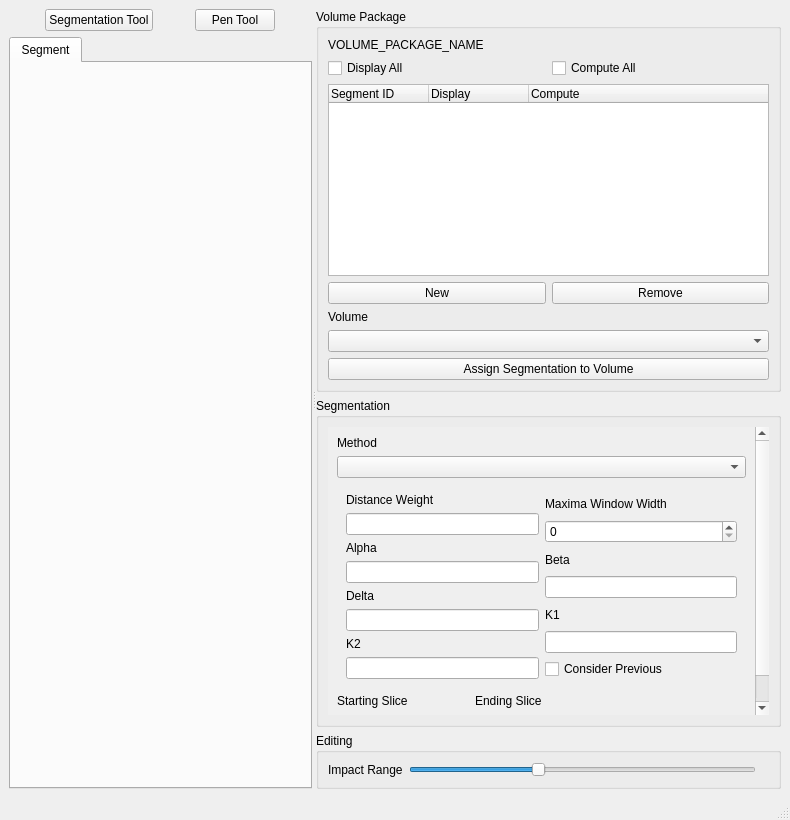
First picture: the form in volume-cartographer/apps/VC/VCMain.ui, repository SuperOptimizer/villa, before the edit.
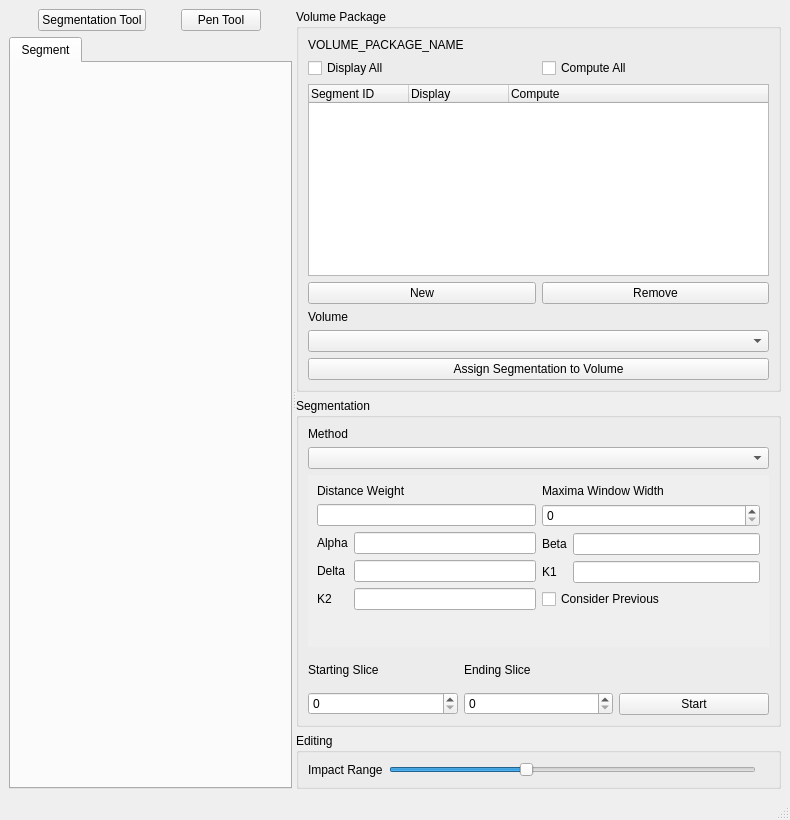
Second picture: the form after the edit.

Patch:
```diff
--- a/volume-cartographer/apps/VC/VCMain.ui
+++ b/volume-cartographer/apps/VC/VCMain.ui
@@ -32,10 +32,10 @@
       <property name="orientation">
        <enum>Qt::Horizontal</enum>
       </property>
-      <widget class="QWidget" name="layoutWidget">
+      <widget class="QWidget" name="layoutWidget_1">
        <layout class="QVBoxLayout" name="verticalLayout">
         <item>
-         <layout class="QHBoxLayout" name="horizontalLayout_2">
+         <layout class="QHBoxLayout" name="horizontalLayout_1">
           <item>
            <widget class="QPushButton" name="btnSegTool">
             <property name="sizePolicy">
@@ -100,7 +100,7 @@
         </item>
        </layout>
       </widget>
-      <widget class="QWidget" name="layoutWidget">
+      <widget class="QWidget" name="layoutWidget_2">
        <layout class="QVBoxLayout" name="verticalLayout_2">
         <item>
          <widget class="QGroupBox" name="grpVolManager">
@@ -232,8 +232,27 @@
            <bool>false</bool>
           </property>
           <layout class="QVBoxLayout" name="verticalLayout_4">
+           <property name="leftMargin">
+            <number>9</number>
+           </property>
+           <item>
+            <widget class="QLabel" name="segMethodLabel">
+             <property name="text">
+              <string>Method</string>
+             </property>
+            </widget>
+           </item>
+           <item>
+            <widget class="QComboBox" name="cmbSegMethods"/>
+           </item>
            <item>
             <widget class="QScrollArea" name="scrollArea">
+             <property name="sizePolicy">
+              <sizepolicy hsizetype="MinimumExpanding" vsizetype="MinimumExpanding">
+               <horstretch>0</horstretch>
+               <verstretch>0</verstretch>
+              </sizepolicy>
+             </property>
              <property name="frameShape">
               <enum>QFrame::Panel</enum>
              </property>
@@ -251,105 +270,119 @@
                <rect>
                 <x>0</x>
                 <y>0</y>
-                <width>436</width>
-                <height>361</height>
+                <width>459</width>
+                <height>161</height>
                </rect>
               </property>
               <property name="layoutDirection">
                <enum>Qt::LeftToRight</enum>
               </property>
+              <property name="autoFillBackground">
+               <bool>true</bool>
+              </property>
               <layout class="QVBoxLayout" name="verticalLayout_12">
-               <item>
-                <widget class="QLabel" name="segMethodLabel">
-                 <property name="text">
-                  <string>Method</string>
-                 </property>
-                </widget>
-               </item>
-               <item>
-                <widget class="QComboBox" name="cmbSegMethods"/>
-               </item>
+               <property name="spacing">
+                <number>0</number>
+               </property>
+               <property name="leftMargin">
+                <number>0</number>
+               </property>
+               <property name="topMargin">
+                <number>0</number>
+               </property>
+               <property name="rightMargin">
+                <number>0</number>
+               </property>
+               <property name="bottomMargin">
+                <number>0</number>
+               </property>
                <item>
                 <widget class="QStackedWidget" name="segParamsStack">
+                 <property name="sizePolicy">
+                  <sizepolicy hsizetype="Minimum" vsizetype="Minimum">
+                   <horstretch>0</horstretch>
+                   <verstretch>0</verstretch>
+                  </sizepolicy>
+                 </property>
                  <widget class="QWidget" name="lrpsParams">
                   <layout class="QHBoxLayout" name="lrpsParamsLayout">
                    <item>
-                    <layout class="QVBoxLayout" name="verticalLayout_6">
-                     <item>
-                      <widget class="QLabel" name="label_6">
-                       <property name="text">
-                        <string>Distance Weight</string>
-                       </property>
-                      </widget>
-                     </item>
-                     <item>
-                      <widget class="QLineEdit" name="edtDistanceWeightVal"/>
-                     </item>
-                     <item>
+                    <layout class="QFormLayout" name="formLayout">
+                     <item row="2" column="0">
                       <widget class="QLabel" name="label_3">
                        <property name="text">
                         <string>Alpha</string>
                        </property>
                       </widget>
                      </item>
-                     <item>
+                     <item row="1" column="0" colspan="2">
+                      <widget class="QLineEdit" name="edtDistanceWeightVal"/>
+                     </item>
+                     <item row="0" column="0" colspan="2">
+                      <widget class="QLabel" name="label_6">
+                       <property name="text">
+                        <string>Distance Weight</string>
+                       </property>
+                      </widget>
+                     </item>
+                     <item row="2" column="1">
                       <widget class="QLineEdit" name="edtAlphaVal"/>
                      </item>
-                     <item>
+                     <item row="3" column="1">
+                      <widget class="QLineEdit" name="edtDeltaVal"/>
+                     </item>
+                     <item row="3" column="0">
                       <widget class="QLabel" name="label_4">
                        <property name="text">
                         <string>Delta</string>
                        </property>
                       </widget>
                      </item>
-                     <item>
-                      <widget class="QLineEdit" name="edtDeltaVal"/>
-                     </item>
-                     <item>
+                     <item row="4" column="0">
                       <widget class="QLabel" name="label_11">
                        <property name="text">
                         <string>K2</string>
                        </property>
                       </widget>
                      </item>
-                     <item>
+                     <item row="4" column="1">
                       <widget class="QLineEdit" name="edtK2Val"/>
                      </item>
                     </layout>
                    </item>
                    <item>
-                    <layout class="QVBoxLayout" name="verticalLayout_5">
-                     <item>
-                      <widget class="QLabel" name="label_7">
-                       <property name="text">
-                        <string>Maxima Window Width</string>
-                       </property>
-                      </widget>
-                     </item>
-                     <item>
-                      <widget class="QSpinBox" name="edtWindowWidthVal"/>
-                     </item>
-                     <item>
+                    <layout class="QFormLayout" name="formLayout_2">
+                     <item row="2" column="0">
                       <widget class="QLabel" name="label_2">
                        <property name="text">
                         <string>Beta</string>
                        </property>
                       </widget>
                      </item>
-                     <item>
+                     <item row="1" column="0" colspan="2">
+                      <widget class="QSpinBox" name="edtWindowWidthVal"/>
+                     </item>
+                     <item row="0" column="0" colspan="2">
+                      <widget class="QLabel" name="label_7">
+                       <property name="text">
+                        <string>Maxima Window Width</string>
+                       </property>
+                      </widget>
+                     </item>
+                     <item row="2" column="1">
                       <widget class="QLineEdit" name="edtBetaVal"/>
                      </item>
-                     <item>
+                     <item row="3" column="1">
+                      <widget class="QLineEdit" name="edtK1Val"/>
+                     </item>
+                     <item row="3" column="0">
                       <widget class="QLabel" name="label_10">
                        <property name="text">
                         <string>K1</string>
                        </property>
                       </widget>
                      </item>
-                     <item>
-                      <widget class="QLineEdit" name="edtK1Val"/>
-                     </item>
-                     <item>
+                     <item row="4" column="0" colspan="2">
                       <widget class="QCheckBox" name="includeMiddleOpt">
                        <property name="text">
                         <string>Consider Previous</string>
@@ -362,8 +395,15 @@
                  </widget>
                 </widget>
                </item>
+              </layout>
+             </widget>
+            </widget>
+           </item>
                <item>
                 <layout class="QHBoxLayout" name="startEndLayout">
+             <property name="spacing">
+              <number>6</number>
+             </property>
                  <item>
                   <layout class="QVBoxLayout" name="verticalLayout_9">
                    <item>
@@ -399,6 +439,9 @@
                      <property name="orientation">
                       <enum>Qt::Vertical</enum>
                      </property>
+                 <property name="sizeType">
+                  <enum>QSizePolicy::Ignored</enum>
+                 </property>
                      <property name="sizeHint" stdset="0">
                       <size>
                        <width>20</width>
@@ -417,10 +460,6 @@
                   </layout>
                  </item>
                 </layout>
-               </item>
-              </layout>
-             </widget>
-            </widget>
            </item>
           </layout>
          </widget>
```
Lines whose indentation alone changed are shown as unchanged.
